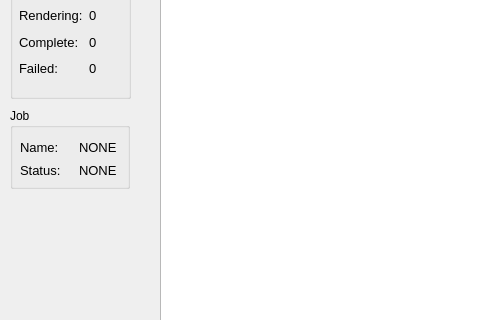
First picture: the form in QtDesigner/JobDetails.ui, repository opalmer/pyfarm, before the edit; both pictures show x 0 to 480 and y 92 to 412 of the 729 by 666 pixel window.
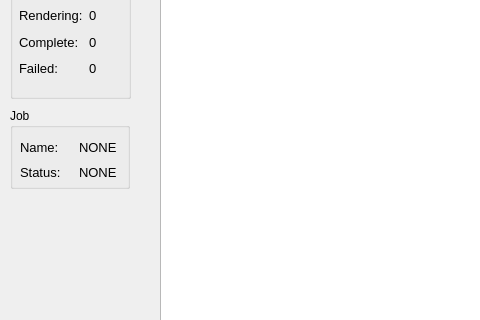
Second picture: the form after the edit.

```diff
--- a/QtDesigner/JobDetails.ui
+++ b/QtDesigner/JobDetails.ui
@@ -31,7 +31,7 @@
       <x>10</x>
       <y>30</y>
       <width>111</width>
-      <height>41</height>
+      <height>44</height>
      </rect>
     </property>
     <layout class="QGridLayout" name="gridLayout">
@@ -215,7 +215,7 @@
     </layout>
    </widget>
   </widget>
-  <widget class="QWidget" name="">
+  <widget class="QWidget" name="layoutWidget">
    <property name="geometry">
     <rect>
      <x>160</x>
```
Left out of the diff: 4 changed lines with no effect on the pictures.
